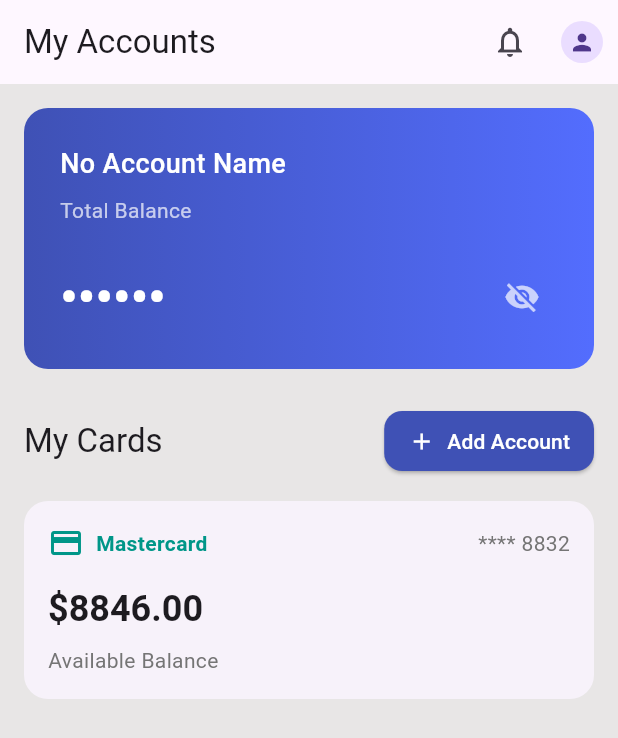
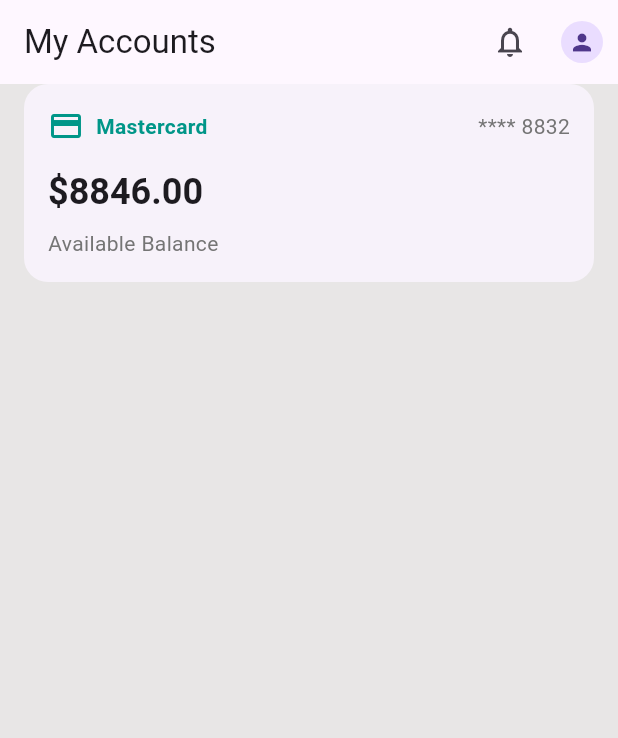
Before and after one commit to Kashyroyalty/Flutter_mobile_app, a Flutter app: the AccountPage screen opened by its route, on a phone screen of 412 x 824 dp. Shown: the top 738 px of the screen. Run offline on Flutter 3.47's test engine with Material 3 defaults, Android fonts, the phone set to English and light mode, and no system bars; our stand-ins replace google_fonts, image_picker, local_auth, shared_preferences; missing offline and left inert: dart:ffi; accounts and stored records are empty; network calls fail.

Commit message:
adjusted account page

```diff
--- a/lib/Pages/AccountPage.dart
+++ b/lib/Pages/AccountPage.dart
@@ -81,53 +81,6 @@ class _AccountPageState extends State<AccountPage> {
       ),
       body: CustomScrollView(
         slivers: [
-          SliverToBoxAdapter(
-            child: Padding(
-              padding: const EdgeInsets.all(16.0),
-              child: Column(
-                crossAxisAlignment: CrossAxisAlignment.start,
-                children: [
-                  _isLoading
-                      ? CircularProgressIndicator()
-                      : _TotalBalanceCard(
-                    accountName: (accountData?.accountContractName.isNotEmpty ?? false)
-                        ? accountData!.accountContractName
-                        : "No Account Name",
-                    balance: accountData?.balance ?? 0.0,
-                    isBalanceHidden: _isBalanceHidden,
-                    onToggleBalance: () {
-                      setState(() {
-                        _isBalanceHidden = !_isBalanceHidden;
-                      });
-                    },
-                  ),
-                  SizedBox(height: 24),
-                  Row(
-                    mainAxisAlignment: MainAxisAlignment.spaceBetween,
-                    children: [
-                      Text(
-                        'My Cards',
-                        style: Theme.of(context).textTheme.titleLarge,
-                      ),
-                      ElevatedButton.icon(
-                        icon: Icon(Icons.add),
-                        label: Text("Add Account"),
-                        style: ElevatedButton.styleFrom(
-                          backgroundColor: Colors.indigo,
-                          foregroundColor: Colors.white,
-                          padding: EdgeInsets.symmetric(horizontal: 16, vertical: 8),
-                          shape: RoundedRectangleBorder(
-                            borderRadius: BorderRadius.circular(12),
-                          ),
-                        ),
-                        onPressed: () => _navigateToAddAccount(context),
-                      ),
-                    ],
-                  ),
-                ],
-              ),
-            ),
-          ),
           SliverPadding(
             padding: EdgeInsets.symmetric(horizontal: 16),
             sliver: SliverList(
```
